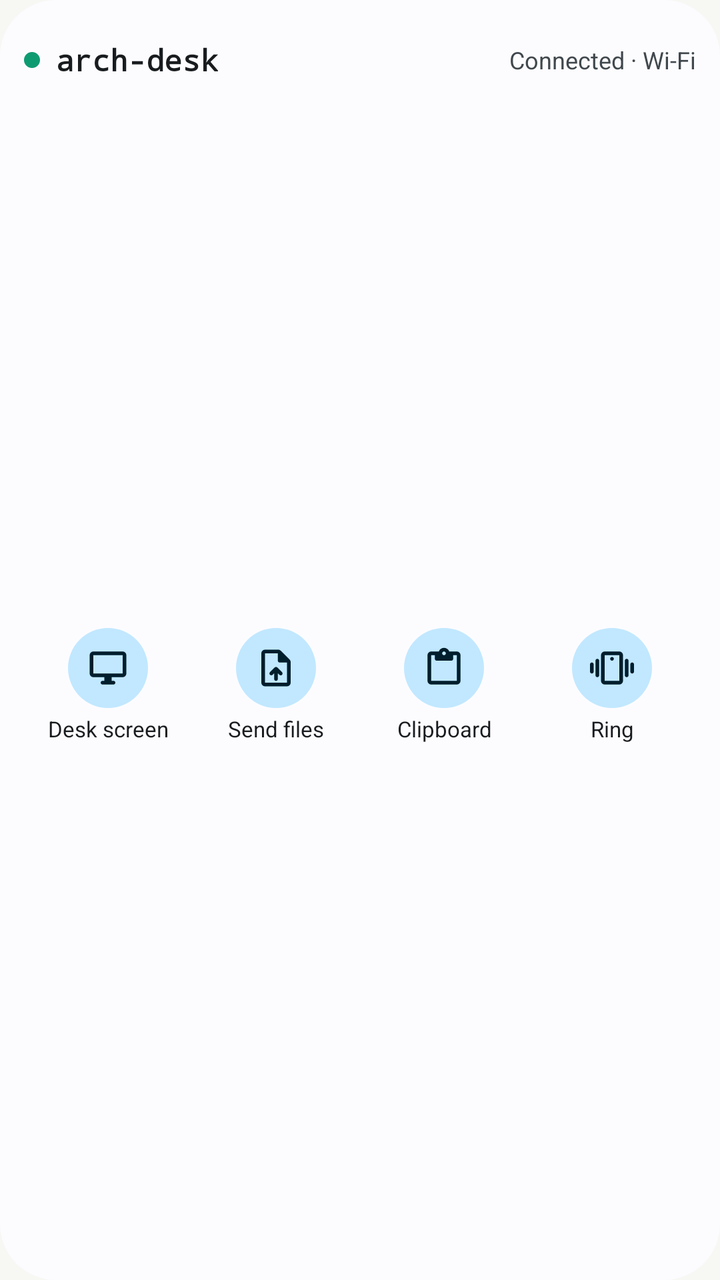
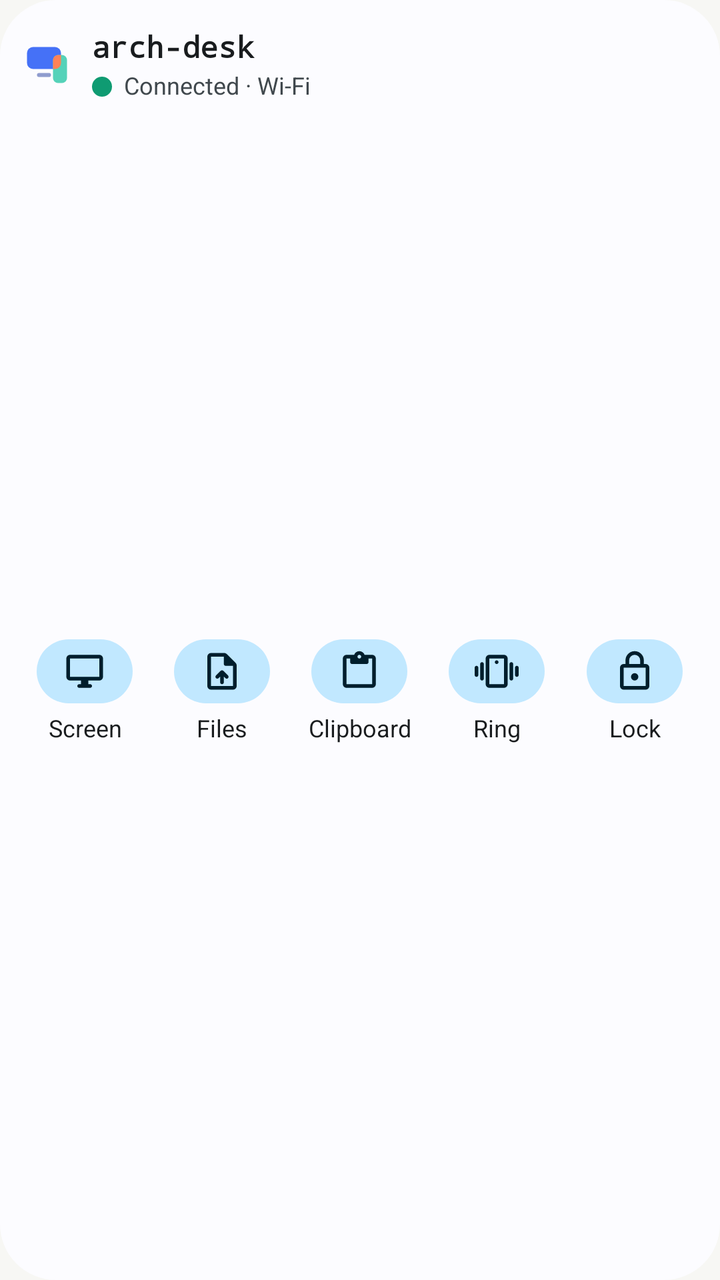

Before-and-after screenshots of an Android layout around one commit, followed by the original layout XML and the change that was made.
<!-- AndroidManifest.xml: application theme DeskLinkTheme.NoActionBar -->
<!-- res/layout/widget_actions_large.xml -->
<?xml version="1.0" encoding="utf-8"?>
<LinearLayout xmlns:android="http://schemas.android.com/apk/res/android"
    xmlns:tools="http://schemas.android.com/tools"
    android:id="@android:id/background"
    tools:ignore="UseAppTint"
    android:layout_width="match_parent"
    android:layout_height="match_parent"
    android:background="@drawable/widget_desk_background"
    android:orientation="vertical"
    android:paddingStart="12dp"
    android:paddingTop="6dp"
    android:paddingEnd="12dp"
    android:paddingBottom="8dp">

    <LinearLayout
        android:id="@+id/w_header"
        android:layout_width="match_parent"
        android:layout_height="wrap_content"
        android:gravity="center_vertical"
        android:minHeight="48dp"
        android:orientation="horizontal">

        <ImageView
            android:id="@+id/w_dot"
            android:layout_width="8dp"
            android:layout_height="8dp"
            android:layout_marginEnd="8dp"
            android:importantForAccessibility="no"
            android:src="@drawable/widget_dot_mint" />

        <TextView
            android:id="@+id/w_name"
            android:layout_width="wrap_content"
            android:layout_height="wrap_content"
            android:ellipsize="end"
            android:fontFamily="monospace"
            android:maxLines="1"
            android:text="@string/widget_desk_preview_name"
            android:textColor="@color/widget_text"
            android:textSize="15sp"
            android:textStyle="bold" />

        <TextView
            android:id="@+id/w_status"
            android:layout_width="0dp"
            android:layout_height="wrap_content"
            android:layout_marginStart="8dp"
            android:layout_weight="1"
            android:ellipsize="end"
            android:gravity="end"
            android:maxLines="1"
            android:text="@string/home_short_wifi"
            android:textColor="@color/widget_text_dim"
            android:textSize="12sp" />
    </LinearLayout>

    <FrameLayout
        android:layout_width="match_parent"
        android:layout_height="0dp"
        android:layout_weight="1">

        <include
            layout="@layout/widget_actions_row"
            android:layout_width="match_parent"
            android:layout_height="wrap_content"
            android:layout_gravity="center" />
    </FrameLayout>
</LinearLayout>
<!-- res/layout/widget_actions_row.xml (included above) -->
<?xml version="1.0" encoding="utf-8"?>
<LinearLayout xmlns:android="http://schemas.android.com/apk/res/android"
    xmlns:tools="http://schemas.android.com/tools"
    tools:ignore="UseAppTint"
    android:layout_width="match_parent"
    android:layout_height="wrap_content"
    android:baselineAligned="false"
    android:orientation="horizontal">

    <LinearLayout
        android:id="@+id/act_screen"
        android:layout_width="0dp"
        android:layout_height="match_parent"
        android:layout_weight="1"
        android:gravity="center"
        android:minHeight="48dp"
        android:orientation="vertical">

        <ImageView
            android:id="@+id/act_screen_icon"
            android:layout_width="40dp"
            android:layout_height="40dp"
            android:background="@drawable/widget_tonal_circle"
            android:importantForAccessibility="no"
            android:padding="9dp"
            android:src="@drawable/sym_desktop_windows"
            android:tint="@color/widget_on_tonal" />

        <TextView
            android:id="@+id/act_screen_label"
            android:layout_width="match_parent"
            android:layout_height="wrap_content"
            android:layout_marginTop="3dp"
            android:ellipsize="end"
            android:gravity="center"
            android:importantForAccessibility="no"
            android:maxLines="1"
            android:text="@string/home_desk_screen"
            android:textColor="@color/widget_text"
            android:textSize="11sp" />
    </LinearLayout>
    <LinearLayout
        android:id="@+id/act_files"
        android:layout_width="0dp"
        android:layout_height="match_parent"
        android:layout_weight="1"
        android:gravity="center"
        android:minHeight="48dp"
        android:orientation="vertical">

        <ImageView
            android:id="@+id/act_files_icon"
            android:layout_width="40dp"
            android:layout_height="40dp"
            android:background="@drawable/widget_tonal_circle"
            android:importantForAccessibility="no"
            android:padding="9dp"
            android:src="@drawable/sym_upload_file"
            android:tint="@color/widget_on_tonal" />

        <TextView
            android:id="@+id/act_files_label"
            android:layout_width="match_parent"
            android:layout_height="wrap_content"
            android:layout_marginTop="3dp"
            android:ellipsize="end"
            android:gravity="center"
            android:importantForAccessibility="no"
            android:maxLines="1"
            android:text="@string/home_send_files"
            android:textColor="@color/widget_text"
            android:textSize="11sp" />
    </LinearLayout>
    <LinearLayout
        android:id="@+id/act_clipboard"
        android:layout_width="0dp"
        android:layout_height="match_parent"
        android:layout_weight="1"
        android:gravity="center"
        android:minHeight="48dp"
        android:orientation="vertical">

        <ImageView
            android:id="@+id/act_clipboard_icon"
            android:layout_width="40dp"
            android:layout_height="40dp"
            android:background="@drawable/widget_tonal_circle"
            android:importantForAccessibility="no"
            android:padding="9dp"
            android:src="@drawable/sym_content_paste"
            android:tint="@color/widget_on_tonal" />

        <TextView
            android:id="@+id/act_clipboard_label"
            android:layout_width="match_parent"
            android:layout_height="wrap_content"
            android:layout_marginTop="3dp"
            android:ellipsize="end"
            android:gravity="center"
            android:importantForAccessibility="no"
            android:maxLines="1"
            android:text="@string/widget_clipboard"
            android:textColor="@color/widget_text"
            android:textSize="11sp" />
    </LinearLayout>
    <LinearLayout
        android:id="@+id/act_ring"
        android:layout_width="0dp"
        android:layout_height="match_parent"
        android:layout_weight="1"
        android:gravity="center"
        android:minHeight="48dp"
        android:orientation="vertical">

        <ImageView
            android:id="@+id/act_ring_icon"
            android:layout_width="40dp"
            android:layout_height="40dp"
            android:background="@drawable/widget_tonal_circle"
            android:importantForAccessibility="no"
            android:padding="9dp"
            android:src="@drawable/sym_vibration"
            android:tint="@color/widget_on_tonal" />

        <TextView
            android:id="@+id/act_ring_label"
            android:layout_width="match_parent"
            android:layout_height="wrap_content"
            android:layout_marginTop="3dp"
            android:ellipsize="end"
            android:gravity="center"
            android:importantForAccessibility="no"
            android:maxLines="1"
            android:text="@string/widget_ring"
            android:textColor="@color/widget_text"
            android:textSize="11sp" />
    </LinearLayout>
    <LinearLayout
        android:id="@+id/act_lock"
        android:layout_width="0dp"
        android:layout_height="match_parent"
        android:layout_weight="1"
        android:gravity="center"
        android:minHeight="48dp"
        android:orientation="vertical"
        android:visibility="gone">

        <ImageView
            android:id="@+id/act_lock_icon"
            android:layout_width="40dp"
            android:layout_height="40dp"
            android:background="@drawable/widget_tonal_circle"
            android:importantForAccessibility="no"
            android:padding="9dp"
            android:src="@drawable/sym_lock"
            android:tint="@color/widget_on_tonal" />

        <TextView
            android:id="@+id/act_lock_label"
            android:layout_width="match_parent"
            android:layout_height="wrap_content"
            android:layout_marginTop="3dp"
            android:ellipsize="end"
            android:gravity="center"
            android:importantForAccessibility="no"
            android:maxLines="1"
            android:text="@string/widget_lock"
            android:textColor="@color/widget_text"
            android:textSize="11sp" />
    </LinearLayout>
</LinearLayout>
<!-- resources referenced by this layout -->
<resources>
  <color name="widget_on_tonal">#FF1B2F7A</color>
  <color name="widget_text">#FF18181B</color>
  <color name="widget_text_dim">#FF5F5F67</color>
  <!-- drawable widget_dot_mint (drawable) -->
  <?xml version="1.0" encoding="utf-8"?>
  <shape xmlns:android="http://schemas.android.com/apk/res/android" android:shape="oval">
      <solid android:color="@color/widget_mint" />
      <size android:width="8dp" android:height="8dp" />
  </shape>
  <!-- drawable widget_tonal_circle (drawable) -->
  <?xml version="1.0" encoding="utf-8"?>
  <ripple xmlns:android="http://schemas.android.com/apk/res/android" android:color="@color/widget_button_bg">
      <item>
          <shape android:shape="oval">
              <solid android:color="@color/widget_tonal" />
          </shape>
      </item>
  </ripple>
  <string name="home_desk_screen">Desk screen</string>
  <string name="home_send_files">Send files</string>
  <string name="widget_clipboard">Clipboard</string>
  <string name="widget_lock">Lock</string>
  <string name="widget_ring">Ring</string>
  <color name="widget_bg">#FFFFFFFF</color>
  <dimen name="widget_radius">24dp</dimen>
  <color name="widget_mint">#FF0F9B72</color>
  <color name="widget_button_bg">#0D000000</color>
  <color name="widget_tonal">#FFE2E8FB</color>
  <color name="brand_primary">#3256D6</color>
  <color name="brand_on_primary">#FFFFFF</color>
  <color name="brand_primary_container">#E2E8FB</color>
  <color name="brand_secondary">#5F5F67</color>
  <color name="brand_on_secondary">#FFFFFF</color>
  <color name="brand_tertiary">#0F9B72</color>
  <color name="brand_on_tertiary">#FFFFFF</color>
  <color name="brand_background">#F7F7F4</color>
  <color name="brand_on_background">#18181B</color>
  <color name="brand_surface_variant">#ECECE8</color>
  <color name="brand_on_surface_variant">#5F5F67</color>
  <color name="brand_outline">#D4D4CF</color>
  <color name="brand_outline_variant">#E6E6E3</color>
  <color name="brand_surface_container">#FFFFFF</color>
  <dimen name="desk_dialog_radius">24dp</dimen>
  <!-- unchanged entries left out for length: 27 -->
</resources>

<!-- the commit's change to res/layout/widget_actions_large.xml (unified diff, before → after) -->
@@ -1,62 +1,19 @@
 <?xml version="1.0" encoding="utf-8"?>
 <LinearLayout xmlns:android="http://schemas.android.com/apk/res/android"
-    xmlns:tools="http://schemas.android.com/tools"
     android:id="@android:id/background"
-    tools:ignore="UseAppTint"
     android:layout_width="match_parent"
     android:layout_height="match_parent"
     android:background="@drawable/widget_desk_background"
+    android:importantForAccessibility="no"
     android:orientation="vertical"
-    android:paddingStart="12dp"
-    android:paddingTop="6dp"
-    android:paddingEnd="12dp"
-    android:paddingBottom="8dp">
-
-    <LinearLayout
-        android:id="@+id/w_header"
-        android:layout_width="match_parent"
-        android:layout_height="wrap_content"
-        android:gravity="center_vertical"
-        android:minHeight="48dp"
-        android:orientation="horizontal">
-
-        <ImageView
-            android:id="@+id/w_dot"
-            android:layout_width="8dp"
-            android:layout_height="8dp"
-            android:layout_marginEnd="8dp"
-            android:importantForAccessibility="no"
-            android:src="@drawable/widget_dot_mint" />
-
-        <TextView
-            android:id="@+id/w_name"
-            android:layout_width="wrap_content"
-            android:layout_height="wrap_content"
-            android:ellipsize="end"
-            android:fontFamily="monospace"
-            android:maxLines="1"
-            android:text="@string/widget_desk_preview_name"
-            android:textColor="@color/widget_text"
-            android:textSize="15sp"
-            android:textStyle="bold" />
-
-        <TextView
-            android:id="@+id/w_status"
-            android:layout_width="0dp"
-            android:layout_height="wrap_content"
-            android:layout_marginStart="8dp"
-            android:layout_weight="1"
-            android:ellipsize="end"
-            android:gravity="end"
-            android:maxLines="1"
-            android:text="@string/home_short_wifi"
-            android:textColor="@color/widget_text_dim"
-            android:textSize="12sp" />
-    </LinearLayout>
+    android:padding="8dp">
+
+    <include layout="@layout/widget_part_header" />
 
     <FrameLayout
         android:layout_width="match_parent"
         android:layout_height="0dp"
+        android:layout_marginTop="4dp"
         android:layout_weight="1">
 
         <include
@@ -65,6 +22,107 @@
             android:layout_height="wrap_content"
             android:layout_gravity="center" />
     </FrameLayout>
+</LinearLayout>
+<!-- res/layout/widget_part_header.xml (included above) -->
+<?xml version="1.0" encoding="utf-8"?>
+<LinearLayout xmlns:android="http://schemas.android.com/apk/res/android"
+    android:id="@+id/w_header"
+    android:layout_width="match_parent"
+    android:layout_height="wrap_content"
+    android:background="@drawable/widget_row_ripple"
+    android:gravity="center_vertical"
+    android:minHeight="48dp"
+    android:orientation="horizontal"
+    android:paddingStart="4dp"
+    android:paddingEnd="4dp">
+
+    <ImageView
+        android:id="@+id/w_mark"
+        android:layout_width="24dp"
+        android:layout_height="24dp"
+        android:importantForAccessibility="no"
+        android:layout_marginEnd="10dp"
+        android:src="@drawable/desklink_mark" />
+
+    <LinearLayout
+        android:layout_width="0dp"
+        android:layout_height="wrap_content"
+        android:layout_weight="1"
+        android:importantForAccessibility="no"
+        android:orientation="vertical">
+
+        <TextView
+            android:id="@+id/w_name"
+            android:layout_width="match_parent"
+            android:layout_height="wrap_content"
+            android:ellipsize="middle"
+            android:fontFamily="monospace"
+            android:importantForAccessibility="no"
+            android:maxLines="1"
+            android:text="@string/widget_desk_preview_name"
+            android:textColor="@color/widget_text"
+            android:textSize="15sp"
+            android:textStyle="bold" />
+
+        <LinearLayout
+            android:layout_width="match_parent"
+            android:layout_height="wrap_content"
+            android:layout_marginTop="1dp"
+            android:gravity="top"
+            android:importantForAccessibility="no"
+            android:orientation="horizontal">
+
+            <ImageView
+                android:id="@+id/w_dot"
+                android:layout_gravity="top"
+                android:layout_marginTop="4dp"
+                android:layout_width="10dp"
+                android:layout_height="10dp"
+                android:layout_marginEnd="6dp"
+                android:importantForAccessibility="no"
+                android:src="@drawable/widget_dot_mint" />
+
+            <TextView
+                android:id="@+id/w_status"
+                android:layout_width="0dp"
+                android:layout_height="wrap_content"
+                android:layout_weight="1"
+                android:ellipsize="end"
+                android:importantForAccessibility="no"
+                android:maxLines="2"
+                android:text="@string/home_short_wifi"
+                android:textColor="@color/widget_text_dim"
+                android:textSize="12sp" />
+        </LinearLayout>
+    </LinearLayout>
+
+    <LinearLayout
+        android:id="@+id/w_battery"
+        android:layout_width="wrap_content"
+        android:layout_height="wrap_content"
+        android:layout_marginStart="8dp"
+        android:gravity="center_vertical"
+        android:importantForAccessibility="no"
+        android:orientation="horizontal"
+        android:visibility="gone">
+
+        <ImageView
+            android:layout_width="14dp"
+            android:layout_height="14dp"
+            android:importantForAccessibility="no"
+            android:src="@drawable/widget_battery_small" />
+
+        <TextView
+            android:id="@+id/w_battery_text"
+            android:layout_width="wrap_content"
+            android:layout_height="wrap_content"
+            android:layout_marginStart="2dp"
+            android:importantForAccessibility="no"
+            android:maxLines="1"
+            android:text="@string/widget_pc_preview_battery"
+            android:textColor="@color/widget_text_dim"
+            android:textSize="12sp" />
+    </LinearLayout>
 </LinearLayout>
 <!-- res/layout/widget_actions_row.xml (included above) -->
 <?xml version="1.0" encoding="utf-8"?>
@@ -81,17 +139,23 @@
         android:layout_width="0dp"
         android:layout_height="match_parent"
         android:layout_weight="1"
-        android:gravity="center"
-        android:minHeight="48dp"
-        android:orientation="vertical">
+        android:background="@drawable/widget_row_ripple"
+        android:gravity="center"
+        android:minHeight="48dp"
+        android:orientation="vertical"
+        android:paddingTop="2dp"
+        android:paddingBottom="2dp">
 
         <ImageView
             android:id="@+id/act_screen_icon"
-            android:layout_width="40dp"
-            android:layout_height="40dp"
-            android:background="@drawable/widget_tonal_circle"
-            android:importantForAccessibility="no"
-            android:padding="9dp"
+            android:layout_width="48dp"
+            android:layout_height="32dp"
+            android:background="@drawable/widget_chip"
+            android:importantForAccessibility="no"
+            android:paddingStart="13dp"
+            android:paddingTop="5dp"
+            android:paddingEnd="13dp"
+            android:paddingBottom="5dp"
             android:src="@drawable/sym_desktop_windows"
             android:tint="@color/widget_on_tonal" />
 
@@ -99,31 +163,39 @@
             android:id="@+id/act_screen_label"
             android:layout_width="match_parent"
             android:layout_height="wrap_content"
-            android:layout_marginTop="3dp"
-            android:ellipsize="end"
-            android:gravity="center"
-            android:importantForAccessibility="no"
-            android:maxLines="1"
-            android:text="@string/home_desk_screen"
-            android:textColor="@color/widget_text"
-            android:textSize="11sp" />
+            android:layout_marginTop="4dp"
+            android:ellipsize="end"
+            android:gravity="center"
+            android:importantForAccessibility="no"
+            android:maxLines="1"
+            android:paddingStart="2dp"
+            android:paddingEnd="2dp"
+            android:text="@string/widget_screen"
+            android:textColor="@color/widget_text"
+            android:textSize="12sp" />
     </LinearLayout>
     <LinearLayout
         android:id="@+id/act_files"
         android:layout_width="0dp"
         android:layout_height="match_parent"
         android:layout_weight="1"
-        android:gravity="center"
-        android:minHeight="48dp"
-        android:orientation="vertical">
+        android:background="@drawable/widget_row_ripple"
+        android:gravity="center"
+        android:minHeight="48dp"
+        android:orientation="vertical"
+        android:paddingTop="2dp"
+        android:paddingBottom="2dp">
 
         <ImageView
             android:id="@+id/act_files_icon"
-            android:layout_width="40dp"
-            android:layout_height="40dp"
-            android:background="@drawable/widget_tonal_circle"
-            android:importantForAccessibility="no"
-            android:padding="9dp"
+            android:layout_width="48dp"
+            android:layout_height="32dp"
+            android:background="@drawable/widget_chip"
+            android:importantForAccessibility="no"
+            android:paddingStart="13dp"
+            android:paddingTop="5dp"
+            android:paddingEnd="13dp"
+            android:paddingBottom="5dp"
             android:src="@drawable/sym_upload_file"
             android:tint="@color/widget_on_tonal" />
 
@@ -131,31 +203,39 @@
             android:id="@+id/act_files_label"
             android:layout_width="match_parent"
             android:layout_height="wrap_content"
-            android:layout_marginTop="3dp"
-            android:ellipsize="end"
-            android:gravity="center"
-            android:importantForAccessibility="no"
-            android:maxLines="1"
-            android:text="@string/home_send_files"
-            android:textColor="@color/widget_text"
-            android:textSize="11sp" />
+            android:layout_marginTop="4dp"
+            android:ellipsize="end"
+            android:gravity="center"
+            android:importantForAccessibility="no"
+            android:maxLines="1"
+            android:paddingStart="2dp"
+            android:paddingEnd="2dp"
+            android:text="@string/widget_files"
+            android:textColor="@color/widget_text"
+            android:textSize="12sp" />
     </LinearLayout>
     <LinearLayout
         android:id="@+id/act_clipboard"
         android:layout_width="0dp"
         android:layout_height="match_parent"
         android:layout_weight="1"
-        android:gravity="center"
-        android:minHeight="48dp"
-        android:orientation="vertical">
+        android:background="@drawable/widget_row_ripple"
+        android:gravity="center"
+        android:minHeight="48dp"
+        android:orientation="vertical"
+        android:paddingTop="2dp"
+        android:paddingBottom="2dp">
 
         <ImageView
             android:id="@+id/act_clipboard_icon"
-            android:layout_width="40dp"
-            android:layout_height="40dp"
-            android:background="@drawable/widget_tonal_circle"
-            android:importantForAccessibility="no"
-            android:padding="9dp"
+            android:layout_width="48dp"
+            android:layout_height="32dp"
+            android:background="@drawable/widget_chip"
+            android:importantForAccessibility="no"
+            android:paddingStart="13dp"
+            android:paddingTop="5dp"
+            android:paddingEnd="13dp"
+            android:paddingBottom="5dp"
             android:src="@drawable/sym_content_paste"
             android:tint="@color/widget_on_tonal" />
 
@@ -163,31 +243,39 @@
             android:id="@+id/act_clipboard_label"
             android:layout_width="match_parent"
             android:layout_height="wrap_content"
-            android:layout_marginTop="3dp"
-            android:ellipsize="end"
-            android:gravity="center"
-            android:importantForAccessibility="no"
-            android:maxLines="1"
+            android:layout_marginTop="4dp"
+            android:ellipsize="end"
+            android:gravity="center"
+            android:importantForAccessibility="no"
+            android:maxLines="1"
+            android:paddingStart="2dp"
+            android:paddingEnd="2dp"
             android:text="@string/widget_clipboard"
             android:textColor="@color/widget_text"
-            android:textSize="11sp" />
+            android:textSize="12sp" />
     </LinearLayout>
     <LinearLayout
         android:id="@+id/act_ring"
         android:layout_width="0dp"
         android:layout_height="match_parent"
         android:layout_weight="1"
-        android:gravity="center"
-        android:minHeight="48dp"
-        android:orientation="vertical">
+        android:background="@drawable/widget_row_ripple"
+        android:gravity="center"
+        android:minHeight="48dp"
+        android:orientation="vertical"
+        android:paddingTop="2dp"
+        android:paddingBottom="2dp">
 
         <ImageView
             android:id="@+id/act_ring_icon"
-            android:layout_width="40dp"
-            android:layout_height="40dp"
-            android:background="@drawable/widget_tonal_circle"
-            android:importantForAccessibility="no"
-            android:padding="9dp"
+            android:layout_width="48dp"
+            android:layout_height="32dp"
+            android:background="@drawable/widget_chip"
+            android:importantForAccessibility="no"
+            android:paddingStart="13dp"
+            android:paddingTop="5dp"
+            android:paddingEnd="13dp"
+            android:paddingBottom="5dp"
             android:src="@drawable/sym_vibration"
             android:tint="@color/widget_on_tonal" />
 
@@ -195,32 +283,39 @@
             android:id="@+id/act_ring_label"
             android:layout_width="match_parent"
             android:layout_height="wrap_content"
-            android:layout_marginTop="3dp"
-            android:ellipsize="end"
-            android:gravity="center"
-            android:importantForAccessibility="no"
-            android:maxLines="1"
+            android:layout_marginTop="4dp"
+            android:ellipsize="end"
+            android:gravity="center"
+            android:importantForAccessibility="no"
+            android:maxLines="1"
+            android:paddingStart="2dp"
+            android:paddingEnd="2dp"
             android:text="@string/widget_ring"
             android:textColor="@color/widget_text"
-            android:textSize="11sp" />
+            android:textSize="12sp" />
     </LinearLayout>
     <LinearLayout
         android:id="@+id/act_lock"
         android:layout_width="0dp"
         android:layout_height="match_parent"
         android:layout_weight="1"
-        android:gravity="center"
-        android:minHeight="48dp"
-        android:orientation="vertical"
-        android:visibility="gone">
+        android:background="@drawable/widget_row_ripple"
+        android:gravity="center"
+        android:minHeight="48dp"
+        android:orientation="vertical"
+        android:paddingTop="2dp"
+        android:paddingBottom="2dp">
 
         <ImageView
             android:id="@+id/act_lock_icon"
-            android:layout_width="40dp"
-            android:layout_height="40dp"
-            android:background="@drawable/widget_tonal_circle"
-            android:importantForAccessibility="no"
-            android:padding="9dp"
+            android:layout_width="48dp"
+            android:layout_height="32dp"
+            android:background="@drawable/widget_chip"
+            android:importantForAccessibility="no"
+            android:paddingStart="13dp"
+            android:paddingTop="5dp"
+            android:paddingEnd="13dp"
+            android:paddingBottom="5dp"
             android:src="@drawable/sym_lock"
             android:tint="@color/widget_on_tonal" />
 
@@ -228,13 +323,15 @@
             android:id="@+id/act_lock_label"
             android:layout_width="match_parent"
             android:layout_height="wrap_content"
-            android:layout_marginTop="3dp"
-            android:ellipsize="end"
-            android:gravity="center"
-            android:importantForAccessibility="no"
-            android:maxLines="1"
+            android:layout_marginTop="4dp"
+            android:ellipsize="end"
+            android:gravity="center"
+            android:importantForAccessibility="no"
+            android:maxLines="1"
+            android:paddingStart="2dp"
+            android:paddingEnd="2dp"
             android:text="@string/widget_lock"
             android:textColor="@color/widget_text"
-            android:textSize="11sp" />
+            android:textSize="12sp" />
     </LinearLayout>
 </LinearLayout>
<!-- resource entries referenced after the edit -->
@@ -3,30 +3,69 @@
   <color name="widget_on_tonal">#FF1B2F7A</color>
   <color name="widget_text">#FF18181B</color>
   <color name="widget_text_dim">#FF5F5F67</color>
+  <!-- drawable desklink_mark (drawable) -->
+  <vector xmlns:android="http://schemas.android.com/apk/res/android"
+      android:width="48dp"
+      android:height="48dp"
+      android:viewportWidth="48"
+      android:viewportHeight="48">
+      <path
+          android:fillColor="#4571F7"
+          android:pathData="M9 7H31A6 6 0 0 1 37 13V23A6 6 0 0 1 31 29H9A6 6 0 0 1 3 23V13A6 6 0 0 1 9 7Z" />
+      <path
+          android:fillColor="#8F9CCE"
+          android:pathData="M15 33H25A2 2 0 0 1 27 35V35A2 2 0 0 1 25 37H15A2 2 0 0 1 13 35V35A2 2 0 0 1 15 33Z" />
+      <path
+          android:fillColor="#55D2B9"
+          android:pathData="M34 15H38A5 5 0 0 1 43 20V38A5 5 0 0 1 38 43H34A5 5 0 0 1 29 38V20A5 5 0 0 1 34 15Z" />
+      <path
+          android:fillColor="#FF8257"
+          android:pathData="M34 15H37V23A6 6 0 0 1 31 29H29V20A5 5 0 0 1 34 15Z" />
+  </vector>
+  <!-- drawable widget_battery_small (drawable) -->
+  <?xml version="1.0" encoding="utf-8"?>
+  <vector xmlns:android="http://schemas.android.com/apk/res/android"
+      android:width="14dp"
+      android:height="14dp"
+      android:viewportWidth="960"
+      android:viewportHeight="960">
+    <path
+        android:fillColor="@color/widget_text_dim"
+        android:pathData="M320,880Q303,880 291.5,868.5Q280,857 280,840L280,200Q280,183 291.5,171.5Q303,160 320,160L400,160L400,120Q400,103 411.5,91.5Q423,80 440,80L520,80Q537,80 548.5,91.5Q560,103 560,120L560,160L640,160Q657,160 668.5,171.5Q680,183 680,200L680,840Q680,857 668.5,868.5Q657,880 640,880L320,880Z"/>
+  </vector>
+  <!-- drawable widget_chip (drawable) -->
+  <?xml version="1.0" encoding="utf-8"?>
+  <shape xmlns:android="http://schemas.android.com/apk/res/android" android:shape="rectangle">
+      <solid android:color="@color/widget_tonal" />
+      <corners android:radius="16dp" />
+  </shape>
   <!-- drawable widget_dot_mint (drawable) -->
   <?xml version="1.0" encoding="utf-8"?>
   <shape xmlns:android="http://schemas.android.com/apk/res/android" android:shape="oval">
       <solid android:color="@color/widget_mint" />
-      <size android:width="8dp" android:height="8dp" />
+      <size android:width="10dp" android:height="10dp" />
   </shape>
-  <!-- drawable widget_tonal_circle (drawable) -->
+  <!-- drawable widget_row_ripple (drawable) -->
   <?xml version="1.0" encoding="utf-8"?>
-  <ripple xmlns:android="http://schemas.android.com/apk/res/android" android:color="@color/widget_button_bg">
-      <item>
-          <shape android:shape="oval">
-              <solid android:color="@color/widget_tonal" />
+  <ripple xmlns:android="http://schemas.android.com/apk/res/android" android:color="@color/widget_ripple">
+      <item android:id="@android:id/mask">
+          <shape android:shape="rectangle">
+              <solid android:color="#FF000000" />
+              <corners android:radius="@dimen/widget_inner_radius" />
           </shape>
       </item>
   </ripple>
-  <string name="home_desk_screen">Desk screen</string>
-  <string name="home_send_files">Send files</string>
   <string name="widget_clipboard">Clipboard</string>
+  <string name="widget_files">Files</string>
   <string name="widget_lock">Lock</string>
+  <string name="widget_pc_preview_battery">84%</string>
   <string name="widget_ring">Ring</string>
+  <string name="widget_screen">Screen</string>
   <color name="widget_bg">#FFFFFFFF</color>
   <dimen name="widget_radius">24dp</dimen>
   <color name="widget_mint">#FF0F9B72</color>
-  <color name="widget_button_bg">#0D000000</color>
+  <color name="widget_ripple">#1F000000</color>
+  <dimen name="widget_inner_radius">16dp</dimen>
   <color name="widget_tonal">#FFE2E8FB</color>
   <color name="brand_primary">#3256D6</color>
   <color name="brand_on_primary">#FFFFFF</color>
